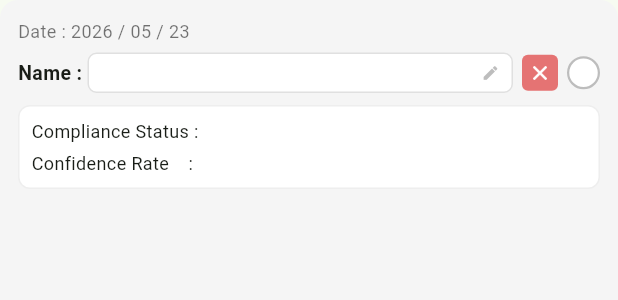
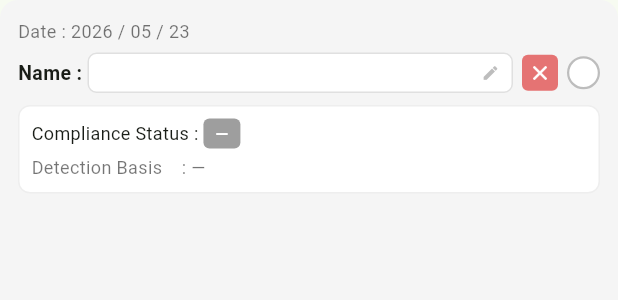
Before and after one commit to Mhartz123/LabelCheck, a Flutter app: the _RecordCard widget shown alone on an empty page, opened directly with empty values, on a phone screen of 412 x 824 dp. Shown: the top 300 px of the screen. Run offline on Flutter 3.47's test engine with Material 3 defaults, Android fonts, the phone set to English and light mode, and no system bars; our stand-ins replace camera, permission_handler; missing offline and left inert: google_mlkit_text_recognition.

Commit message:
Working stable

```diff
--- a/lib/screens/records_screen.dart
+++ b/lib/screens/records_screen.dart
@@ -3,6 +3,7 @@ import 'package:flutter/material.dart';
 import 'package:path_provider/path_provider.dart';
 import 'package:path/path.dart' as p;
 import 'record_detail_screen.dart';
+import '../../services/scan_store.dart';
 
 class RecordsScreen extends StatefulWidget {
   const RecordsScreen({super.key});
@@ -34,9 +35,10 @@ class RecordsScreenState extends State<RecordsScreen> {
   Future<void> loadFiles() async {
     setState(() => _loading = true);
     try {
-      final Directory appDir = await getApplicationDocumentsDirectory();
+      final Directory? extDir = await getExternalStorageDirectory();
+      final String rootPath = extDir!.path.split('Android').first;
       final Directory photoDir =
-      Directory(p.join(appDir.path, 'UI_Prototype_Photos'));
+      Directory(p.join(rootPath, 'Pictures', 'VeriFyDA'));
       if (!await photoDir.exists()) {
         setState(() {
           _allFiles = [];
@@ -289,6 +291,10 @@ class RecordsScreenState extends State<RecordsScreen> {
       newFileName = newFileName.replaceAll(' ', '_');
       final String newPath =
       p.join(file.parent.path, newFileName);
+
+      // Rename JSON sidecar first
+      await ScanStore.rename(file.path, newPath);
+
       await file.rename(newPath);
       loadFiles();
       if (mounted) {
@@ -375,6 +381,7 @@ class RecordsScreenState extends State<RecordsScreen> {
                   child: ElevatedButton(
                     onPressed: () async {
                       Navigator.of(context).pop();
+                      ScanStore.delete(file.path); // delete JSON sidecar
                       await file.delete();
                       loadFiles();
                     },
@@ -462,6 +469,7 @@ class RecordsScreenState extends State<RecordsScreen> {
                     onPressed: () async {
                       Navigator.of(context).pop();
                       for (final path in _selected) {
+                        ScanStore.delete(path); // delete JSON sidecar
                         await File(path).delete();
                       }
                       _unselectAll();
@@ -806,8 +814,18 @@ class _RecordCard extends StatelessWidget {
               ),
               const SizedBox(height: 8),
 
-              // Compliance / Confidence (placeholder)
-              Container(
+              // Compliance — reads from saved JSON
+              Builder(builder: (_) {
+                final data = ScanStore.load(file.path);
+                final status = data?['status'] as String? ?? '—';
+                final keyword = data?['matchedKeyword'] as String? ?? '—';
+
+                Color statusColor = Colors.grey;
+                if (status == 'COMPLIANT') statusColor = const Color(0xFF4CAF50);
+                if (status == 'NON-COMPLIANT') statusColor = const Color(0xFFFF9800);
+                if (status == 'WARNING / BANNED') statusColor = const Color(0xFFF44336);
+
+                return Container(
                   width: double.infinity,
                   padding: const EdgeInsets.all(8),
                   decoration: BoxDecoration(
@@ -817,15 +835,37 @@ class _RecordCard extends StatelessWidget {
                   ),
                   child: Column(
                     crossAxisAlignment: CrossAxisAlignment.start,
-                  children: const [
-                    Text('Compliance Status :',
+                    children: [
+                      Row(
+                        children: [
+                          const Text('Compliance Status : ',
                               style: TextStyle(fontSize: 12)),
-                    SizedBox(height: 4),
-                    Text('Confidence Rate    :',
-                        style: TextStyle(fontSize: 12)),
+                          Container(
+                            padding: const EdgeInsets.symmetric(
+                                horizontal: 8, vertical: 2),
+                            decoration: BoxDecoration(
+                              color: statusColor,
+                              borderRadius: BorderRadius.circular(4),
+                            ),
+                            child: Text(
+                              status,
+                              style: const TextStyle(
+                                  fontSize: 11,
+                                  color: Colors.white,
+                                  fontWeight: FontWeight.bold),
+                            ),
+                          ),
                         ],
                       ),
+                      const SizedBox(height: 4),
+                      Text('Detection Basis    : $keyword',
+                          style: const TextStyle(
+                              fontSize: 12, color: Colors.black54),
+                          overflow: TextOverflow.ellipsis),
+                    ],
                   ),
+                );
+              }),
             ],
           ),
         ),
--- a/lib/screens/result_screen.dart
+++ b/lib/screens/result_screen.dart
@@ -1,5 +1,5 @@
 import 'package:flutter/material.dart';
-import '../services/fda_checker.dart';
+import '../../services/fda_checker.dart';
 
 class ResultScreen extends StatelessWidget {
   final ScanResult result;
--- a/lib/services/fda_checker.dart
+++ b/lib/services/fda_checker.dart
@@ -60,8 +60,8 @@ class FdaChecker {
       }
     }
 
-    // Needs at least 2 compliant signals to be considered compliant
-    if (compliantScore >= 2) {
+    // Needs at least (2)? 1 compliant signals to be considered compliant
+    if (compliantScore >= 1) {
       return ScanResult(
         status: ComplianceStatus.compliant,
         matchedKeyword: matched,
--- /dev/null
+++ b/lib/services/scan_store.dart
@@ -0,0 +1,51 @@
+import 'dart:convert';
+import 'dart:io';
+import 'package:path/path.dart' as p;
+
+/// Saves and loads scan results alongside saved photos.
+/// Each photo gets a matching .json file with the same base name.
+class ScanStore {
+  static String _jsonPath(String photoPath) {
+    final dir = p.dirname(photoPath);
+    final base = p.basenameWithoutExtension(photoPath);
+    return p.join(dir, '$base.json');
+  }
+
+  static Future<void> save({
+    required String photoPath,
+    required String status,
+    required String matchedKeyword,
+    required String extractedText,
+  }) async {
+    final data = {
+      'status': status,
+      'matchedKeyword': matchedKeyword,
+      'extractedText': extractedText,
+      'scannedAt': DateTime.now().toIso8601String(),
+    };
+    await File(_jsonPath(photoPath))
+        .writeAsString(jsonEncode(data));
+  }
+
+  static Map<String, dynamic>? load(String photoPath) {
+    final f = File(_jsonPath(photoPath));
+    if (!f.existsSync()) return null;
+    try {
+      return jsonDecode(f.readAsStringSync()) as Map<String, dynamic>;
+    } catch (_) {
+      return null;
+    }
+  }
+
+  static void delete(String photoPath) {
+    final f = File(_jsonPath(photoPath));
+    if (f.existsSync()) f.deleteSync();
+  }
+
+  static Future<void> rename(String oldPath, String newPath) async {
+    final oldJson = File(_jsonPath(oldPath));
+    if (oldJson.existsSync()) {
+      await oldJson.rename(_jsonPath(newPath));
+    }
+  }
+}
--- a/pubspec.yaml
+++ b/pubspec.yaml
@@ -14,6 +14,7 @@ dependencies:
   path_provider: ^2.1.2
   path: ^1.9.0
   google_mlkit_text_recognition: ^0.13.1
+  permission_handler: ^11.3.1
 
 dev_dependencies:
   flutter_test:
```
Also changed, not shown: lib/screens/camera_screen.dart (+49 -24 lines), lib/screens/record_detail_screen.dart (+28 -11 lines), pubspec.lock, 1 other file. Lines whose indentation alone changed are shown as unchanged.
